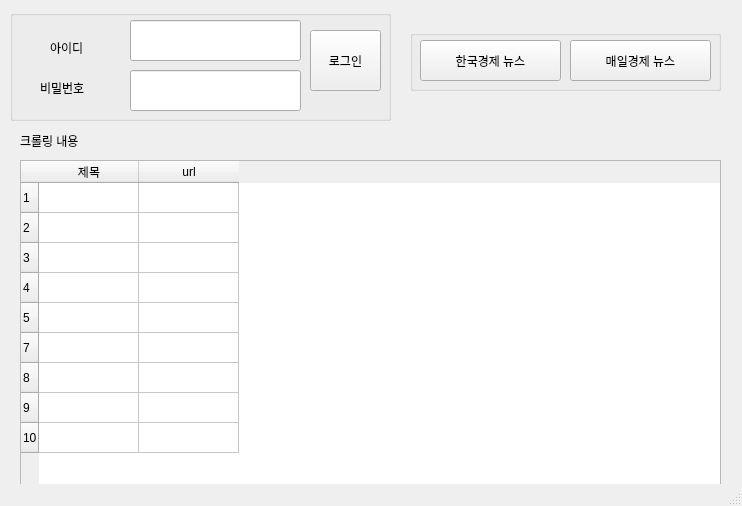
Qt form Project1/NaverCrawling.ui (LeticiaKang/Python_SelfStudy) before a commit.
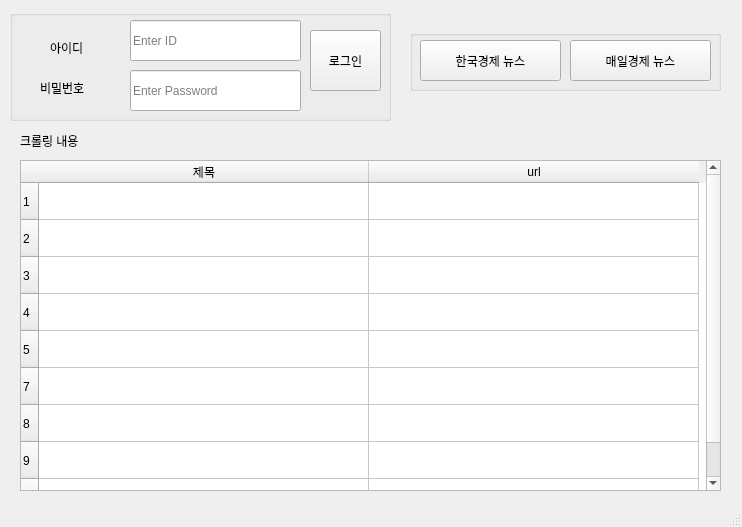
The same form after that commit.

Patch:
```diff
--- a/Project1/NaverCrawling.ui
+++ b/Project1/NaverCrawling.ui
@@ -7,7 +7,7 @@
     <x>0</x>
     <y>0</y>
     <width>742</width>
-    <height>506</height>
+    <height>527</height>
    </rect>
   </property>
   <property name="windowTitle">
@@ -77,6 +77,12 @@
      <property name="text">
       <string/>
      </property>
+     <property name="echoMode">
+      <enum>QLineEdit::Password</enum>
+     </property>
+     <property name="placeholderText">
+      <string>Enter Password</string>
+     </property>
     </widget>
     <widget class="QLineEdit" name="lineEdit_ID">
      <property name="geometry">
@@ -87,6 +93,9 @@
        <height>41</height>
       </rect>
      </property>
+     <property name="placeholderText">
+      <string>Enter ID</string>
+     </property>
     </widget>
    </widget>
    <widget class="QGroupBox" name="SearchBox_2">
@@ -143,6 +152,33 @@
       <height>331</height>
      </size>
     </property>
+    <property name="layoutDirection">
+     <enum>Qt::LeftToRight</enum>
+    </property>
+    <property name="iconSize">
+     <size>
+      <width>0</width>
+      <height>0</height>
+     </size>
+    </property>
+    <property name="verticalScrollMode">
+     <enum>QAbstractItemView::ScrollPerItem</enum>
+    </property>
+    <property name="horizontalScrollMode">
+     <enum>QAbstractItemView::ScrollPerItem</enum>
+    </property>
+    <property name="gridStyle">
+     <enum>Qt::SolidLine</enum>
+    </property>
+    <property name="sortingEnabled">
+     <bool>false</bool>
+    </property>
+    <attribute name="horizontalHeaderDefaultSectionSize">
+     <number>330</number>
+    </attribute>
+    <attribute name="verticalHeaderDefaultSectionSize">
+     <number>37</number>
+    </attribute>
     <row>
      <property name="text">
       <string>1</string>
```
